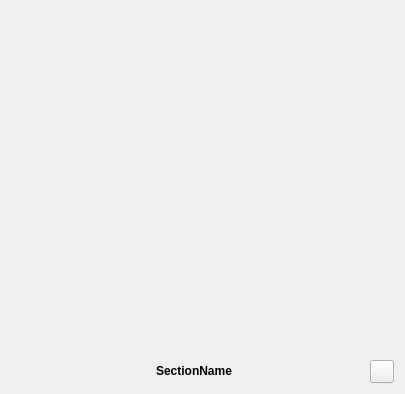
First picture: the form in branches/large_logic_refactoring/src/edr/src/coreui/ui/CoreFlexiToolBarSection.ui, repository mk4me/hm-mde-one, before the edit.
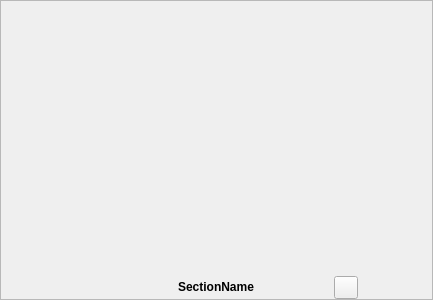
Second picture: the form after the edit.

```diff
--- a/branches/large_logic_refactoring/src/edr/src/coreui/ui/CoreFlexiToolBarSection.ui
+++ b/branches/large_logic_refactoring/src/edr/src/coreui/ui/CoreFlexiToolBarSection.ui
@@ -1,21 +1,34 @@
 <?xml version="1.0" encoding="UTF-8"?>
 <ui version="4.0">
  <class>CoreFlexiToolBarSection</class>
- <widget class="QWidget" name="CoreFlexiToolBarSection">
+ <widget class="QFrame" name="CoreFlexiToolBarSection">
   <property name="geometry">
    <rect>
     <x>0</x>
     <y>0</y>
-    <width>405</width>
-    <height>394</height>
+    <width>433</width>
+    <height>300</height>
    </rect>
   </property>
   <property name="windowTitle">
-   <string>CoreFlexiToolBarSection</string>
+   <string>Frame</string>
+  </property>
+  <property name="frameShape">
+   <enum>QFrame::StyledPanel</enum>
+  </property>
+  <property name="frameShadow">
+   <enum>QFrame::Raised</enum>
   </property>
   <layout class="QVBoxLayout" name="verticalLayout_2">
+   <property name="margin">
+    <number>0</number>
+   </property>
    <item>
+    <widget class="QFrame" name="innerContentFrame">
     <layout class="QVBoxLayout" name="verticalLayout">
+      <property name="margin">
+       <number>0</number>
+      </property>
      <item>
       <widget class="QWidget" name="innerWidgetPlaceholder" native="true">
        <layout class="QVBoxLayout" name="verticalLayout_3"/>
@@ -29,26 +42,65 @@
        <property name="sizeHint" stdset="0">
         <size>
          <width>20</width>
-         <height>40</height>
+          <height>0</height>
         </size>
        </property>
       </spacer>
      </item>
     </layout>
+    </widget>
    </item>
    <item>
+    <widget class="QFrame" name="bottomWidget">
     <layout class="QHBoxLayout" name="horizontalLayout">
+      <property name="margin">
+       <number>0</number>
+      </property>
      <item>
       <widget class="QLabel" name="iconPlaceholder">
+        <property name="sizePolicy">
+         <sizepolicy hsizetype="Fixed" vsizetype="Fixed">
+          <horstretch>0</horstretch>
+          <verstretch>0</verstretch>
+         </sizepolicy>
+        </property>
+        <property name="minimumSize">
+         <size>
+          <width>23</width>
+          <height>22</height>
+         </size>
+        </property>
+        <property name="maximumSize">
+         <size>
+          <width>23</width>
+          <height>22</height>
+         </size>
+        </property>
        <property name="text">
         <string/>
        </property>
       </widget>
      </item>
+      <item>
+       <spacer name="horizontalSpacer">
+        <property name="orientation">
+         <enum>Qt::Horizontal</enum>
+        </property>
+        <property name="sizeType">
+         <enum>QSizePolicy::Preferred</enum>
+        </property>
+        <property name="sizeHint" stdset="0">
+         <size>
+          <width>0</width>
+          <height>0</height>
+         </size>
+        </property>
+       </spacer>
+      </item>
      <item>
       <widget class="QLabel" name="sectionNameLabel">
        <property name="sizePolicy">
-        <sizepolicy hsizetype="Expanding" vsizetype="Fixed">
+         <sizepolicy hsizetype="Fixed" vsizetype="Fixed">
          <horstretch>0</horstretch>
          <verstretch>0</verstretch>
         </sizepolicy>
@@ -73,6 +125,22 @@
        </property>
       </widget>
      </item>
+      <item>
+       <spacer name="horizontalSpacer_2">
+        <property name="orientation">
+         <enum>Qt::Horizontal</enum>
+        </property>
+        <property name="sizeType">
+         <enum>QSizePolicy::Preferred</enum>
+        </property>
+        <property name="sizeHint" stdset="0">
+         <size>
+          <width>0</width>
+          <height>0</height>
+         </size>
+        </property>
+       </spacer>
+      </item>
      <item>
       <widget class="QToolButton" name="configurationButton">
        <property name="text">
@@ -81,6 +149,7 @@
       </widget>
      </item>
     </layout>
+    </widget>
    </item>
   </layout>
  </widget>
```
Left out of the diff: 6 changed lines with no effect on the pictures. Lines whose indentation alone changed are shown as unchanged.
